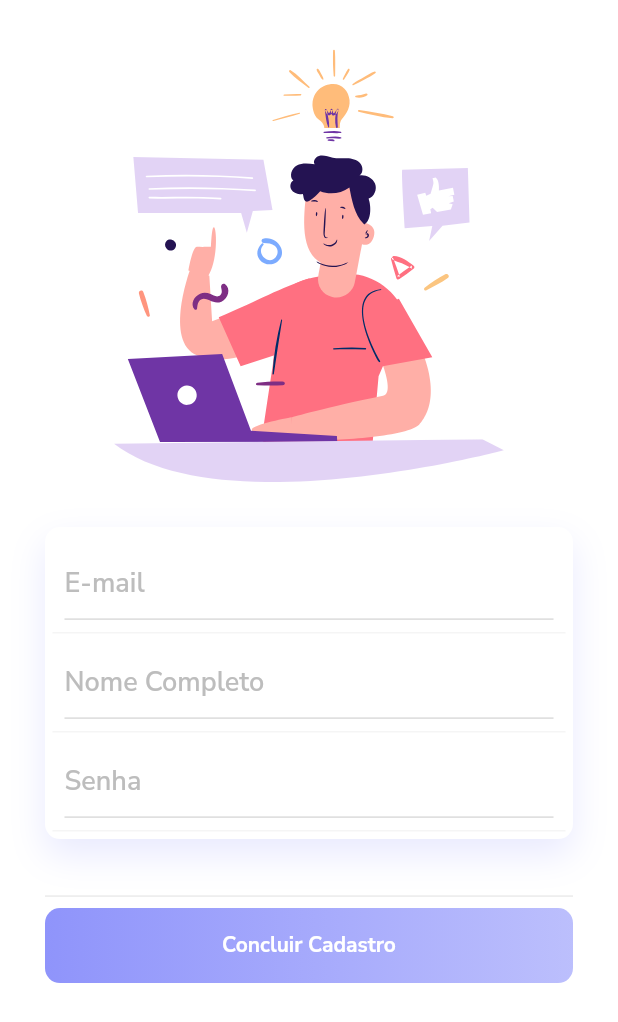
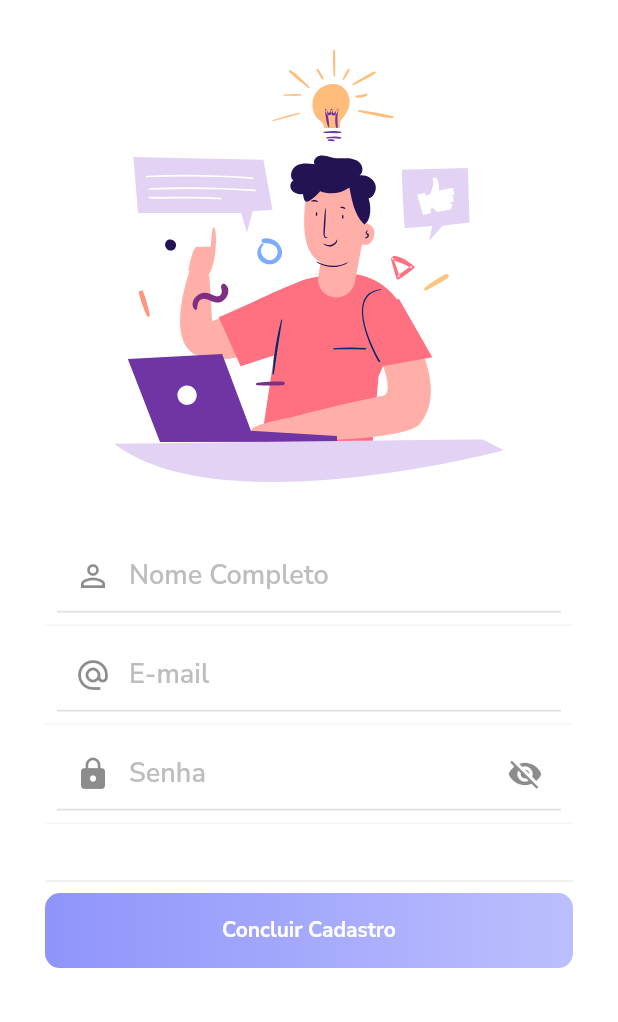
Before and after one commit to GabrielFRails/projeto-miniBlog, a Flutter app: the screen it shows after launch, after a tap on "Quero Me Cadastrar", on a phone screen of 412 x 824 dp. Shown: the top 1022 px of the screen. Run offline on Flutter 3.47's test engine with Material 2 defaults, Android fonts, the phone set to English and light mode, and no system bars; our stand-ins replace flutter_mobx, flutter_svg, get_it, google_fonts, mobx, shared_preferences and 1 more; generated files the repository leaves out were written again.

Commit message:
Tela cadastro e login igualadas

```diff
--- a/miniBlog/lib/telas/TelaCadastro.dart
+++ b/miniBlog/lib/telas/TelaCadastro.dart
@@ -1,6 +1,10 @@
 import 'package:flutter/material.dart';
+import 'package:flutter_mobx/flutter_mobx.dart';
+import 'package:get_it/get_it.dart';
 import 'package:miniBlog/animacao/FadeAnimacao.dart';
+import 'package:miniBlog/controladores/ControladorUsuario.dart';
 import 'package:miniBlog/widgets_padrao/BotaoPadrao.dart';
+import 'package:miniBlog/widgets_padrao/IconButtonPadrao.dart';
 import 'package:miniBlog/widgets_padrao/TextFieldPadrao.dart';
 import 'package:flutter_svg/svg.dart';
 
@@ -12,6 +16,7 @@ class TelaCadastro extends StatefulWidget {
 }
 
 class _TelaCadastroState extends State<TelaCadastro> {
+  ControladorUsuario _controladorUsuario = GetIt.I.get<ControladorUsuario>();
   @override
   Widget build(BuildContext context) {
     Size size = MediaQuery.of(context).size;
@@ -33,34 +38,46 @@ class _TelaCadastroState extends State<TelaCadastro> {
                   child: Column(
                     children: <Widget>[
                       FadeAnimacao(
-                          1.8,
-                          Container(
-                            padding: EdgeInsets.all(5),
-                            decoration: BoxDecoration(
-                                color: Colors.white,
-                                borderRadius: BorderRadius.circular(10),
-                                boxShadow: [
-                                  BoxShadow(
-                                      color: Color.fromRGBO(143, 148, 251, .2),
-                                      blurRadius: 20.0,
-                                      offset: Offset(0, 10))
-                                ]),
-                            child: Column(
-                              children: <Widget>[
-                                TextFieldPadrao(
-                                  hintText: "E-mail",
+                        1.8,
+                        Column(
+                          children: <Widget>[
+                            Observer(builder: (_) {
+                              return TextFieldPadrao(
+                                prefix: Icon(Icons.person_outline),
+                                hintText: "Nome Completo",
+                                onChanged: _controladorUsuario.setNome,
+                              );
+                            }),
+                            Observer(builder: (_) {
+                              return TextFieldPadrao(
+                                prefix: Icon(
+                                  Icons.alternate_email,
                                 ),
-                                TextFieldPadrao(
-                                  hintText: "Nome Completo",
+                                hintText: "E-mail",
+                                onChanged: _controladorUsuario.setEmail,
+                              );
+                            }),
+                            Observer(builder: (_) {
+                              return TextFieldPadrao(
+                                prefix: Icon(Icons.lock),
+                                hintText: "Senha",
+                                obscureText: _controladorUsuario.obscureText,
+                                maxLines: 1,
+                                onChanged: _controladorUsuario.setSenha,
+                                suffix: IconButtonPadrao(
+                                  radius: 32,
+                                  iconData: _controladorUsuario.obscureText
+                                      ? Icons.visibility_off
+                                      : Icons.visibility,
+                                  onTap: () {
+                                    _controladorUsuario.changeVisibility();
+                                  },
                                 ),
-                                TextFieldPadrao(
-                                  hintText: "Senha",
-                                  obscureText: true,
-                                  maxLines: 1,
-                                ),
-                              ],
-                            ),
-                          )),
+                              );
+                            }),
+                          ],
+                        ),
+                      ),
                       SizedBox(
                         height: 30,
                       ),
--- a/miniBlog/lib/telas/TelaLogin.dart
+++ b/miniBlog/lib/telas/TelaLogin.dart
@@ -44,7 +44,6 @@ class _TelaLoginState extends State<TelaLogin> {
                       1.7,
                       Container(
                         padding: EdgeInsets.all(5),
-                        decoration: null,
                         child: Column(
                           children: <Widget>[
                             Observer(
@@ -52,7 +51,7 @@ class _TelaLoginState extends State<TelaLogin> {
                                 prefix: Icon(
                                   Icons.alternate_email,
                                 ),
-                                hintText: "Email",
+                                hintText: "E-mail",
                                 onChanged: _controladorUsuario.setEmail,
                               ),
                             ),
@@ -81,7 +80,6 @@ class _TelaLoginState extends State<TelaLogin> {
                     height: 30,
                   ),
                   FadeAnimacao(1.8, BotaoPadrao(value: "Entrar", onTap: () {})),
-                  FadeAnimacao(2.0, Divider()),
                   FadeAnimacao(
                       2.0,
                       BotaoPadrao(
--- a/miniBlog/lib/widgets_padrao/TextFieldPadrao.dart
+++ b/miniBlog/lib/widgets_padrao/TextFieldPadrao.dart
@@ -37,11 +37,14 @@ class TextFieldPadrao extends StatelessWidget {
             prefixIcon: prefix,
             suffixIcon: suffix,
             focusedBorder: UnderlineInputBorder(
-              borderSide: BorderSide(color: Colors.grey[300], width: 2.6),
+              borderSide: BorderSide(
+                color: Colors.grey[300],
+                width: 2.6,
+              ),
             ),
             enabledBorder: UnderlineInputBorder(
                 borderSide: BorderSide(color: Colors.grey[300], width: 1.2)),
-            hintText: "$hintText",
+            hintText: hintText,
             hintStyle: GoogleFonts.nunitoSans(
                 color: Colors.grey[400],
                 fontSize: 18,
--- a/miniBlog/pubspec.yaml
+++ b/miniBlog/pubspec.yaml
@@ -65,8 +65,10 @@ flutter:
 
   # To add assets to your application, add an assets section, like this:
   assets:
-    - assets/images/
     - assets/icons/
+  #assets:
+  #  - assets/images/
+  #  - assets/icons/
 
   # An image asset can refer to one or more resolution-specific "variants", see
   # https://flutter.dev/assets-and-images/#resolution-aware.
```
